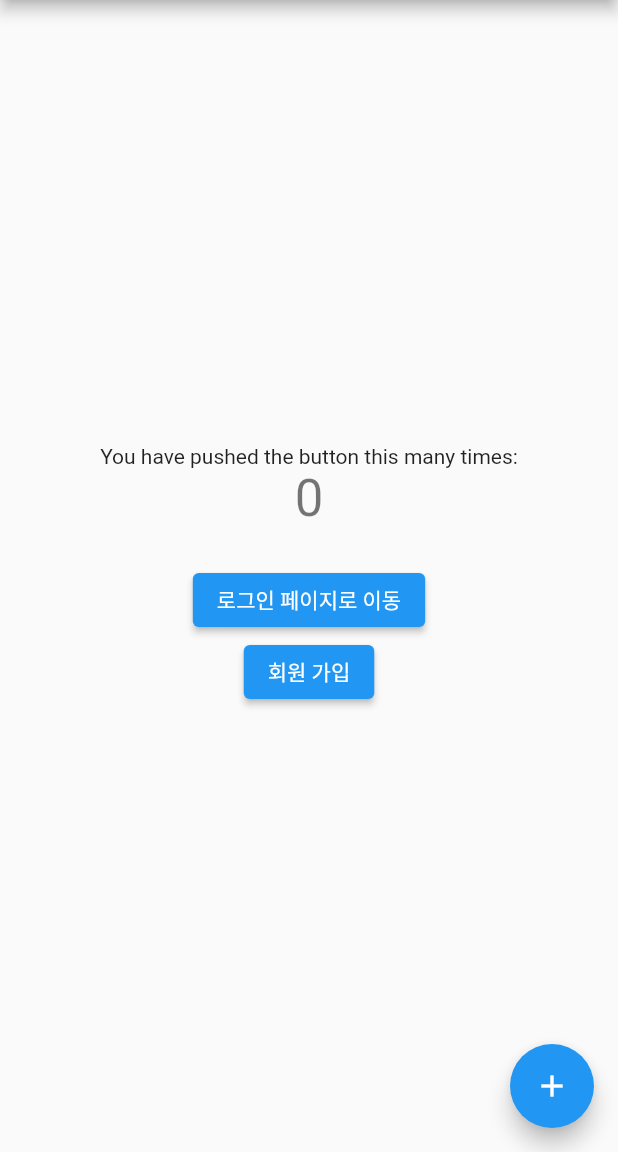
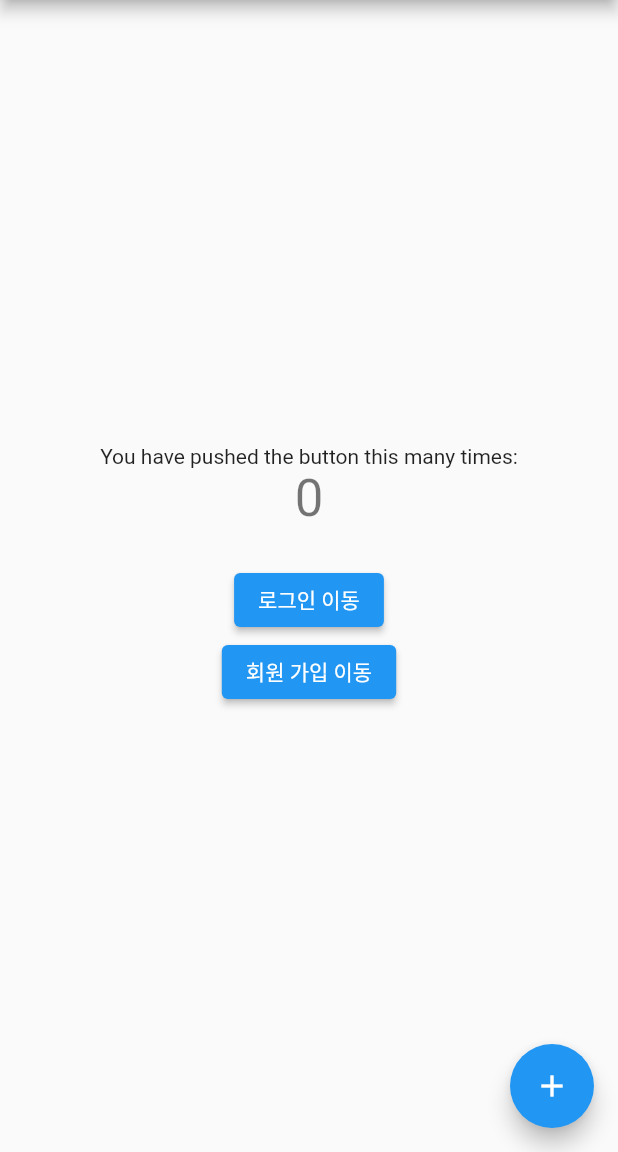
Before and after one commit to LL-ABC-4/Git-Android, a Flutter app: the screen it shows after launch, on a phone screen of 412 x 824 dp, the part 84-1236 px from its top. Run offline on Flutter 3.47's test engine with Material 2 defaults, Android fonts, the phone set to English and light mode, and no system bars.

Commit message:
change button text

```diff
--- a/lib/main.dart
+++ b/lib/main.dart
@@ -69,7 +69,7 @@ class _MyHomePageState extends State<MyHomePage> {
             // 로그인 페이지 이동 버튼
             ElevatedButton(
               onPressed: _goToLoginPage,
-              child: const Text('로그인 페이지로 이동'),
+              child: const Text('로그인 이동'),
             ),
             // 로그인 페이지 이동 버튼
             ElevatedButton(
@@ -79,7 +79,7 @@ class _MyHomePageState extends State<MyHomePage> {
                 MaterialPageRoute(builder: (context) => RegistPage()),
                 );
               },
-              child: const Text('회원 가입'),
+              child: const Text('회원 가입 이동'),
             ),
           ],
         ),
```
